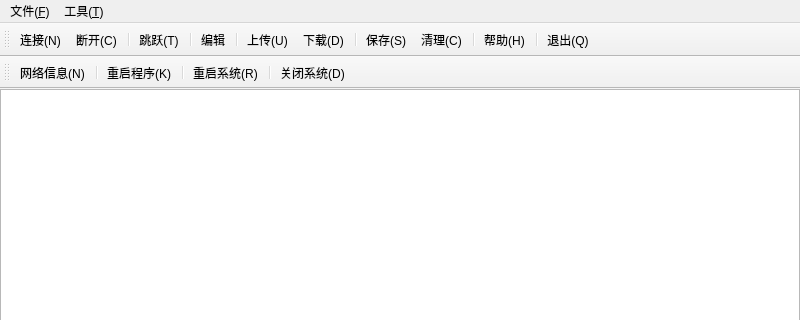
Qt form examples/examples.ui (nulijiabei/cgoqt) before a commit; both pictures show x 0 to 800 and y 0 to 320 of the 800 by 600 pixel window.
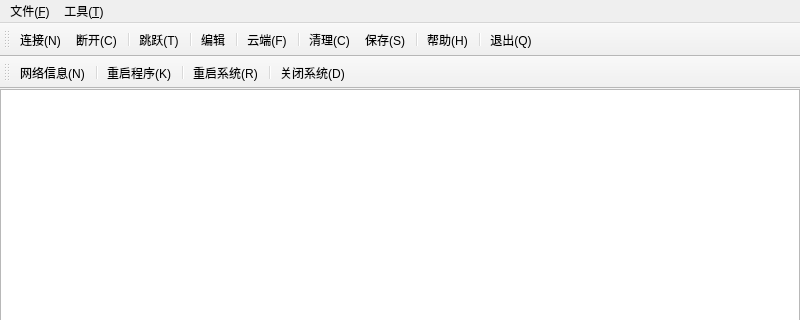
The same form after that commit. Icons and pictures are not drawn.

What changed in the file:
```diff
--- a/examples/examples.ui
+++ b/examples/examples.ui
@@ -81,11 +81,10 @@
    <addaction name="separator"/>
    <addaction name="edit"/>
    <addaction name="separator"/>
-   <addaction name="upload"/>
-   <addaction name="download"/>
+   <addaction name="cloud"/>
    <addaction name="separator"/>
-   <addaction name="save"/>
    <addaction name="clear"/>
+   <addaction name="save"/>
    <addaction name="separator"/>
    <addaction name="help"/>
    <addaction name="separator"/>
@@ -185,24 +184,6 @@
     <string>保存(&amp;S)</string>
    </property>
   </action>
-  <action name="upload">
-   <property name="icon">
-    <iconset resource="examples.qrc">
-     <normaloff>:/up.png</normaloff>:/up.png</iconset>
-   </property>
-   <property name="text">
-    <string>上传(&amp;U)</string>
-   </property>
-  </action>
-  <action name="download">
-   <property name="icon">
-    <iconset resource="examples.qrc">
-     <normaloff>:/down.png</normaloff>:/down.png</iconset>
-   </property>
-   <property name="text">
-    <string>下载(&amp;D)</string>
-   </property>
-  </action>
   <action name="help">
    <property name="icon">
     <iconset resource="examples.qrc">
@@ -268,6 +249,15 @@
     <string>编辑</string>
    </property>
   </action>
+  <action name="cloud">
+   <property name="icon">
+    <iconset resource="examples.qrc">
+     <normaloff>:/cloud.png</normaloff>:/cloud.png</iconset>
+   </property>
+   <property name="text">
+    <string>云端(&amp;F)</string>
+   </property>
+  </action>
  </widget>
  <resources>
   <include location="examples.qrc"/>
```
Left out of the diff: 3 changed lines with no effect on the pictures.
